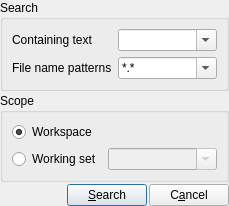
Old version of the form resources/ui/dialogs/search.ui in the repository prymatex/prymatex.
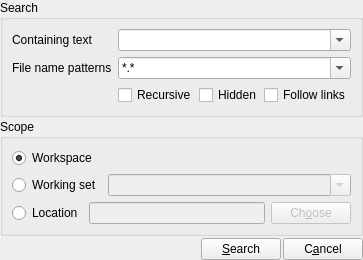
New version of the form. Icons and pictures are not drawn.

Commit message: change ui serach, and fix signal argument

What changed in the file:
```diff
--- a/resources/ui/dialogs/search.ui
+++ b/resources/ui/dialogs/search.ui
@@ -2,14 +2,6 @@
 <ui version="4.0">
  <class>SearchDialog</class>
  <widget class="QDialog" name="SearchDialog">
-  <property name="geometry">
-   <rect>
-    <x>0</x>
-    <y>0</y>
-    <width>229</width>
-    <height>204</height>
-   </rect>
-  </property>
   <property name="windowTitle">
    <string>Search</string>
   </property>
@@ -80,6 +72,34 @@
         </item>
        </widget>
       </item>
+      <item row="3" column="1">
+       <layout class="QHBoxLayout" name="horizontalLayout_4">
+        <property name="spacing">
+         <number>2</number>
+        </property>
+        <item>
+         <widget class="QCheckBox" name="checkBoxRecursive">
+          <property name="text">
+           <string>Recursive</string>
+          </property>
+         </widget>
+        </item>
+        <item>
+         <widget class="QCheckBox" name="checkBoxHidden">
+          <property name="text">
+           <string>Hidden</string>
+          </property>
+         </widget>
+        </item>
+        <item>
+         <widget class="QCheckBox" name="checkBoxFollowLinks">
+          <property name="text">
+           <string>Follow links</string>
+          </property>
+         </widget>
+        </item>
+       </layout>
+      </item>
      </layout>
     </widget>
    </item>
@@ -132,6 +152,34 @@
         </item>
        </layout>
       </item>
+      <item>
+       <layout class="QHBoxLayout" name="horizontalLayout_3">
+        <item>
+         <widget class="QRadioButton" name="radioButton">
+          <property name="text">
+           <string>Location</string>
+          </property>
+         </widget>
+        </item>
+        <item>
+         <widget class="QLineEdit" name="lineLocation">
+          <property name="enabled">
+           <bool>false</bool>
+          </property>
+         </widget>
+        </item>
+        <item>
+         <widget class="QPushButton" name="buttonChoose">
+          <property name="enabled">
+           <bool>false</bool>
+          </property>
+          <property name="text">
+           <string>Ch&amp;oose</string>
+          </property>
+         </widget>
+        </item>
+       </layout>
+      </item>
      </layout>
     </widget>
    </item>
```
The commit also changes 4 other files.
